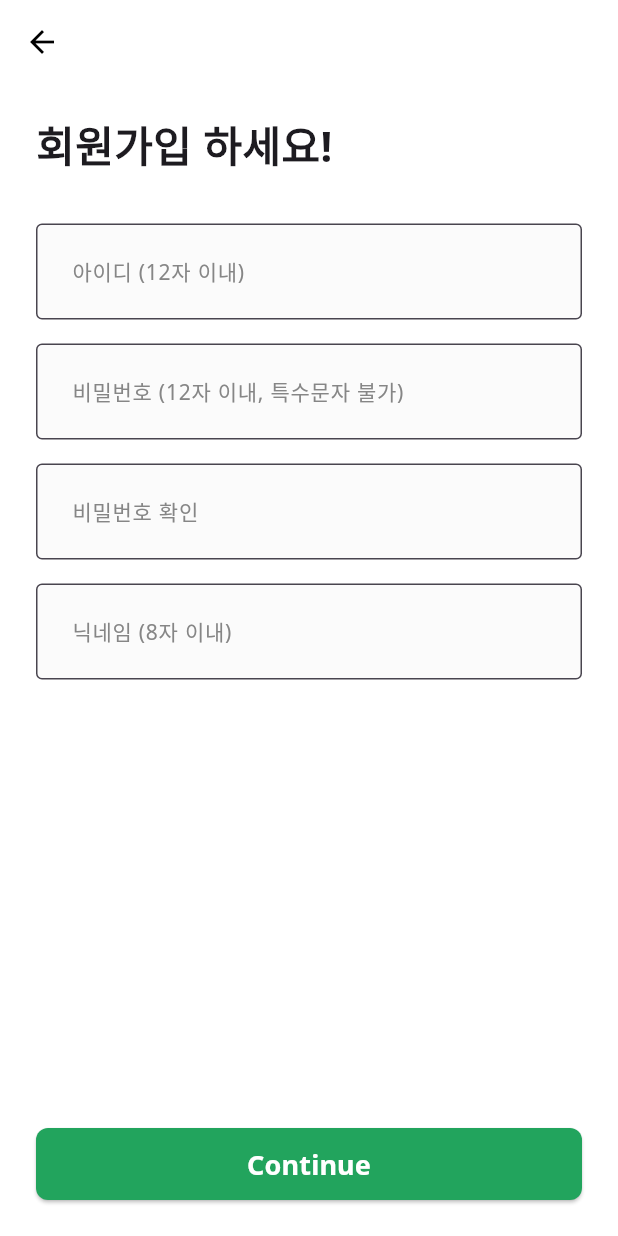
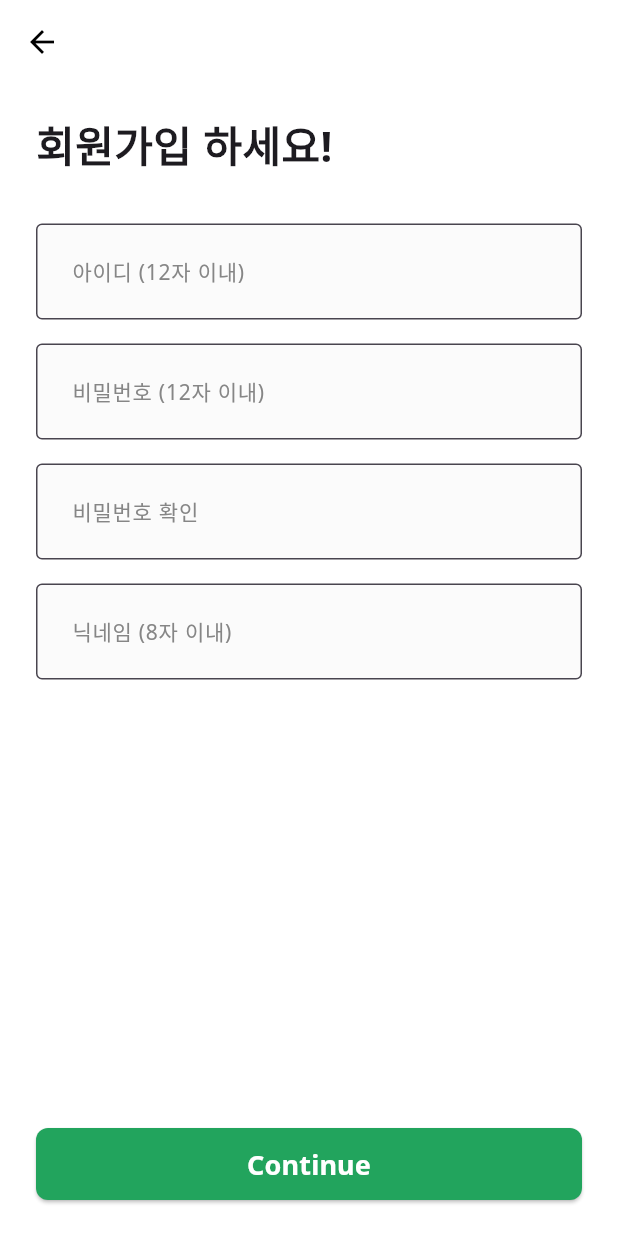
Before and after one commit to SeongYeonUk/food_recipe_app, a Flutter app: the SignUpScreen screen opened by its route, on a phone screen of 412 x 824 dp. Run offline on Flutter 3.47's test engine with Material 3 defaults, Android fonts, the light colour scheme and no system bars.

Commit message:
텍스트 잘못 쓰여진 부분 수정

```diff
--- a/lib/screens/signup_screen.dart
+++ b/lib/screens/signup_screen.dart
@@ -152,7 +152,7 @@ class _SignUpScreenState extends State<SignUpScreen> {
                       const SizedBox(height: 16.0),
                       CustomTextForm(
                           controller: _passwordController,
-                          hintText: '비밀번호 (12자 이내, 특수문자 불가)',
+                          hintText: '비밀번호 (12자 이내)',
                           obscureText: true),
                       const SizedBox(height: 16.0),
                       CustomTextForm(
```
